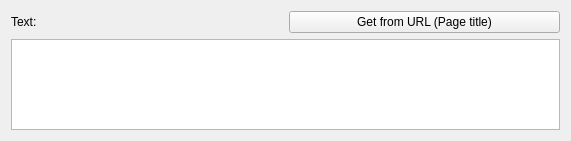
Before: the Qt Designer form pamet/pamet/views/note/text/props_edit/widget.ui in v-ko/pamet, drawn with Qt 5.
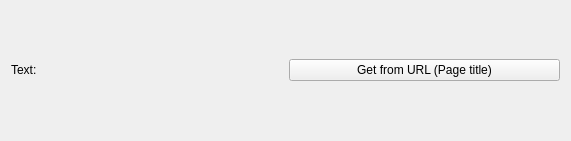
After: the same form once the commit is applied.

Diff of the .ui file:
```diff
--- a/pamet/pamet/views/note/text/props_edit/widget.ui
+++ b/pamet/pamet/views/note/text/props_edit/widget.ui
@@ -10,6 +10,18 @@
     <height>141</height>
    </rect>
   </property>
+  <property name="sizePolicy">
+   <sizepolicy hsizetype="Preferred" vsizetype="Preferred">
+    <horstretch>0</horstretch>
+    <verstretch>0</verstretch>
+   </sizepolicy>
+  </property>
+  <property name="maximumSize">
+   <size>
+    <width>16777215</width>
+    <height>16777215</height>
+   </size>
+  </property>
   <property name="windowTitle">
    <string>TextEditPropsWidget</string>
   </property>
@@ -35,9 +47,6 @@
      </item>
     </layout>
    </item>
-   <item>
-    <widget class="QTextEdit" name="text_edit"/>
-   </item>
   </layout>
  </widget>
  <resources/>
```
Left out of the diff: 2 changed lines with no effect on the pictures.
